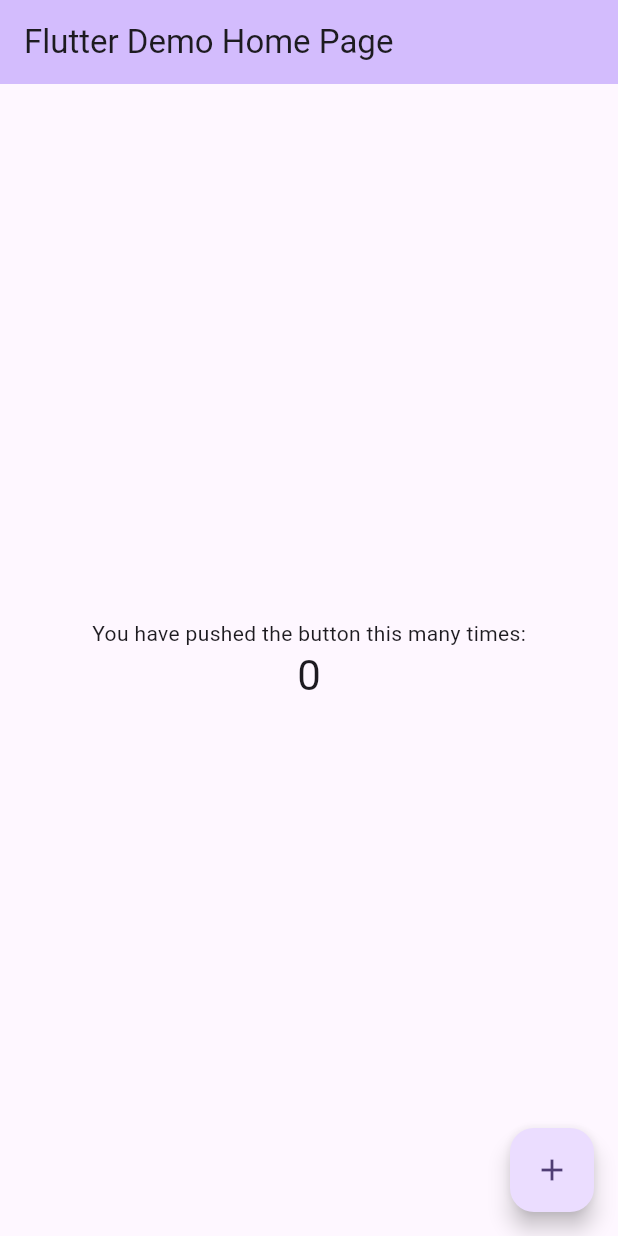
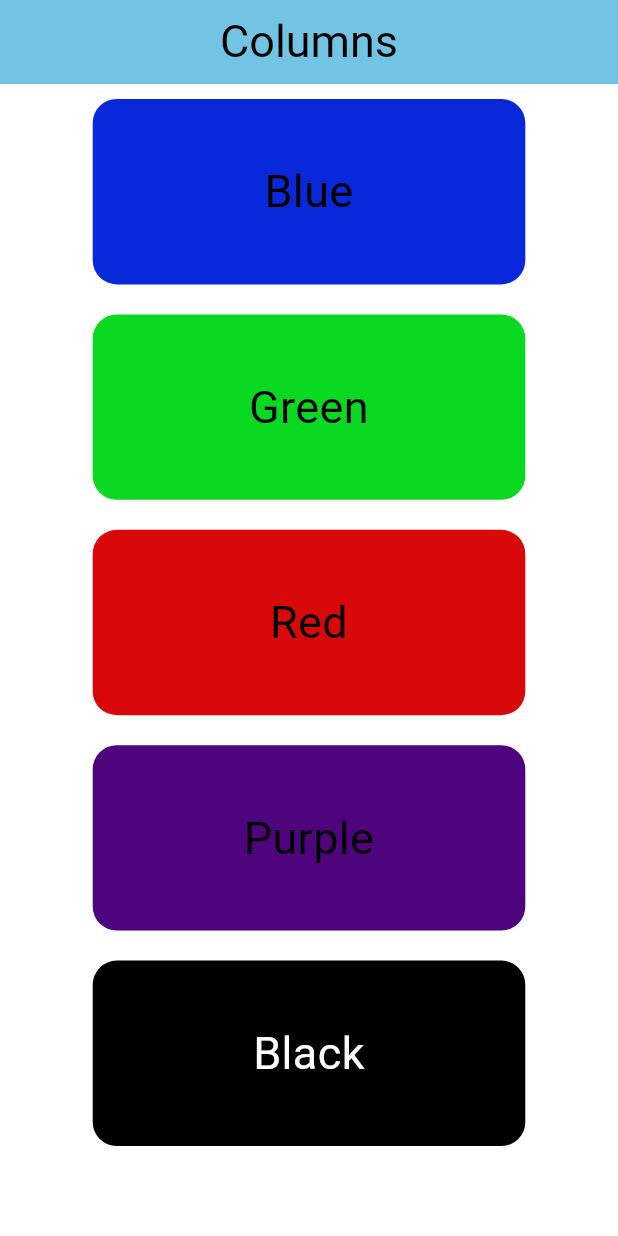
Before and after one commit to lolopindik/flutter_11-30, a Flutter app: the screen it shows after launch, on a phone screen of 412 x 824 dp. Run offline on Flutter 3.47's test engine with Material 3 defaults, Android fonts, the phone set to English and light mode, and no system bars.

Commit message:
completing the first task

```diff
--- a/lib/main.dart
+++ b/lib/main.dart
@@ -1,3 +1,4 @@
+
 import 'package:flutter/material.dart';
 
 void main() {
@@ -5,121 +6,130 @@
 }
 
 class MyApp extends StatelessWidget {
-  const MyApp({super.key});
+  const MyApp({Key? key}) : super(key: key);
 
-  // This widget is the root of your application.
   @override
   Widget build(BuildContext context) {
     return MaterialApp(
       title: 'Flutter Demo',
       theme: ThemeData(
-        // This is the theme of your application.
-        //
-        // TRY THIS: Try running your application with "flutter run". You'll see
-        // the application has a purple toolbar. Then, without quitting the app,
-        // try changing the seedColor in the colorScheme below to Colors.green
-        // and then invoke "hot reload" (save your changes or press the "hot
-        // reload" button in a Flutter-supported IDE, or press "r" if you used
-        // the command line to start the app).
-        //
-        // Notice that the counter didn't reset back to zero; the application
-        // state is not lost during the reload. To reset the state, use hot
-        // restart instead.
-        //
-        // This works for code too, not just values: Most code changes can be
-        // tested with just a hot reload.
-        colorScheme: ColorScheme.fromSeed(seedColor: Colors.deepPurple),
+        colorScheme: ColorScheme.fromSwatch(primarySwatch: Colors.blueGrey),
         useMaterial3: true,
       ),
-      home: const MyHomePage(title: 'Flutter Demo Home Page'),
+      home: const MyHomePage(),
     );
   }
 }
 
-class MyHomePage extends StatefulWidget {
-  const MyHomePage({super.key, required this.title});
-
-  // This widget is the home page of your application. It is stateful, meaning
-  // that it has a State object (defined below) that contains fields that affect
-  // how it looks.
-
-  // This class is the configuration for the state. It holds the values (in this
-  // case the title) provided by the parent (in this case the App widget) and
-  // used by the build method of the State. Fields in a Widget subclass are
-  // always marked "final".
-
-  final String title;
-
-  @override
-  State<MyHomePage> createState() => _MyHomePageState();
-}
-
-class _MyHomePageState extends State<MyHomePage> {
-  int _counter = 0;
-
-  void _incrementCounter() {
-    setState(() {
-      // This call to setState tells the Flutter framework that something has
-      // changed in this State, which causes it to rerun the build method below
-      // so that the display can reflect the updated values. If we changed
-      // _counter without calling setState(), then the build method would not be
-      // called again, and so nothing would appear to happen.
-      _counter++;
-    });
-  }
+class MyHomePage extends StatelessWidget {
+  const MyHomePage({Key? key}) : super(key: key);
 
   @override
   Widget build(BuildContext context) {
-    // This method is rerun every time setState is called, for instance as done
-    // by the _incrementCounter method above.
-    //
-    // The Flutter framework has been optimized to make rerunning build methods
-    // fast, so that you can just rebuild anything that needs updating rather
-    // than having to individually change instances of widgets.
     return Scaffold(
-      appBar: AppBar(
-        // TRY THIS: Try changing the color here to a specific color (to
-        // Colors.amber, perhaps?) and trigger a hot reload to see the AppBar
-        // change color while the other colors stay the same.
-        backgroundColor: Theme.of(context).colorScheme.inversePrimary,
-        // Here we take the value from the MyHomePage object that was created by
-        // the App.build method, and use it to set our appbar title.
-        title: Text(widget.title),
+      appBar:
+      AppBar(
+        backgroundColor: const Color.fromARGB(143, 4, 150, 207),
+        title: const Text(
+          'Columns',
+          textDirection: TextDirection.ltr,
+          style: TextStyle(fontSize: 30),
+          ),
+        centerTitle: true,
       ),
       body: Center(
-        // Center is a layout widget. It takes a single child and positions it
-        // in the middle of the parent.
-        child: Column(
-          // Column is also a layout widget. It takes a list of children and
-          // arranges them vertically. By default, it sizes itself to fit its
-          // children horizontally, and tries to be as tall as its parent.
-          //
-          // Column has various properties to control how it sizes itself and
-          // how it positions its children. Here we use mainAxisAlignment to
-          // center the children vertically; the main axis here is the vertical
-          // axis because Columns are vertical (the cross axis would be
-          // horizontal).
-          //
-          // TRY THIS: Invoke "debug painting" (choose the "Toggle Debug Paint"
-          // action in the IDE, or press "p" in the console), to see the
-          // wireframe for each widget.
-          mainAxisAlignment: MainAxisAlignment.center,
-          children: <Widget>[
-            const Text(
-              'You have pushed the button this many times:',
+        child:
+        Column(
+          children: <Widget>
+          [
+            Container(
+              width:MediaQuery.of(context).size.width * 0.7,
+              height: MediaQuery.of(context).size.height * 0.15,
+              margin: const EdgeInsets.all(10),
+              alignment: Alignment.center,
+              decoration:
+              BoxDecoration(
+                color: const Color.fromARGB(255, 9, 40, 218),
+                borderRadius: BorderRadius.circular(16),
+                ),
+              child: const Text(
+                'Blue',
+                textAlign: TextAlign.center,
+                textDirection: TextDirection.ltr,
+                style: TextStyle(fontSize: 30,),
+                )
             ),
-            Text(
-              '$_counter',
-              style: Theme.of(context).textTheme.headlineMedium,
+            Container(
+              width:MediaQuery.of(context).size.width * 0.7,
+              height: MediaQuery.of(context).size.height * 0.15,
+              margin: const EdgeInsets.all(10),
+              alignment: Alignment.center,
+              decoration:
+              BoxDecoration(
+                color: const Color.fromARGB(255, 9, 218, 33),
+                borderRadius: BorderRadius.circular(16),
+                ),
+              child: const Text(
+                'Green',
+                textAlign: TextAlign.center,
+                textDirection: TextDirection.ltr,
+                style: TextStyle(fontSize: 30,),
+                )
             ),
-          ],
+            Container(
+              width:MediaQuery.of(context).size.width * 0.7,
+              height: MediaQuery.of(context).size.height * 0.15,
+              margin: const EdgeInsets.all(10),
+              alignment: Alignment.center,
+              decoration:
+              BoxDecoration(
+                color: const Color.fromARGB(255, 218, 9, 9),
+                borderRadius: BorderRadius.circular(16),
+                ),
+              child: const Text(
+                'Red',
+                textAlign: TextAlign.center,
+                textDirection: TextDirection.ltr,
+                style: TextStyle(fontSize: 30,),
+                )
+            ),
+            Container(
+              width:MediaQuery.of(context).size.width * 0.7,
+              height: MediaQuery.of(context).size.height * 0.15,
+              margin: const EdgeInsets.all(10),
+              alignment: Alignment.center,
+              decoration:
+              BoxDecoration(
+                color: const Color.fromARGB(255, 78, 4, 125),
+                borderRadius: BorderRadius.circular(16),
+                ),
+              child: const Text(
+                'Purple',
+                textAlign: TextAlign.center,
+                textDirection: TextDirection.ltr,
+                style: TextStyle(fontSize: 30,),
+                )
+            ),
+            Container(
+              width:MediaQuery.of(context).size.width * 0.7,
+              height: MediaQuery.of(context).size.height * 0.15,
+              margin: const EdgeInsets.all(10),
+              alignment: Alignment.center,
+              decoration:
+              BoxDecoration(
+                color: const Color.fromARGB(255, 0, 0, 0),
+                borderRadius: BorderRadius.circular(16),
+                ),
+              child: const Text(
+                'Black',
+                textAlign: TextAlign.center,
+                textDirection: TextDirection.ltr,
+                style: TextStyle(fontSize: 30, color: Colors.white),
+                )
+            )
+          ]
         ),
-      ),
-      floatingActionButton: FloatingActionButton(
-        onPressed: _incrementCounter,
-        tooltip: 'Increment',
-        child: const Icon(Icons.add),
-      ), // This trailing comma makes auto-formatting nicer for build methods.
+        )
     );
   }
 }
```
